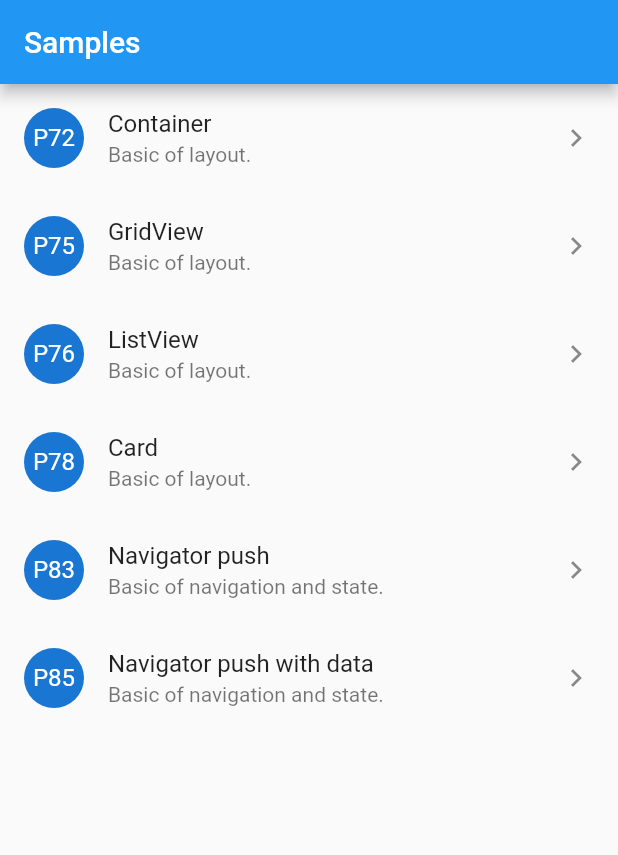
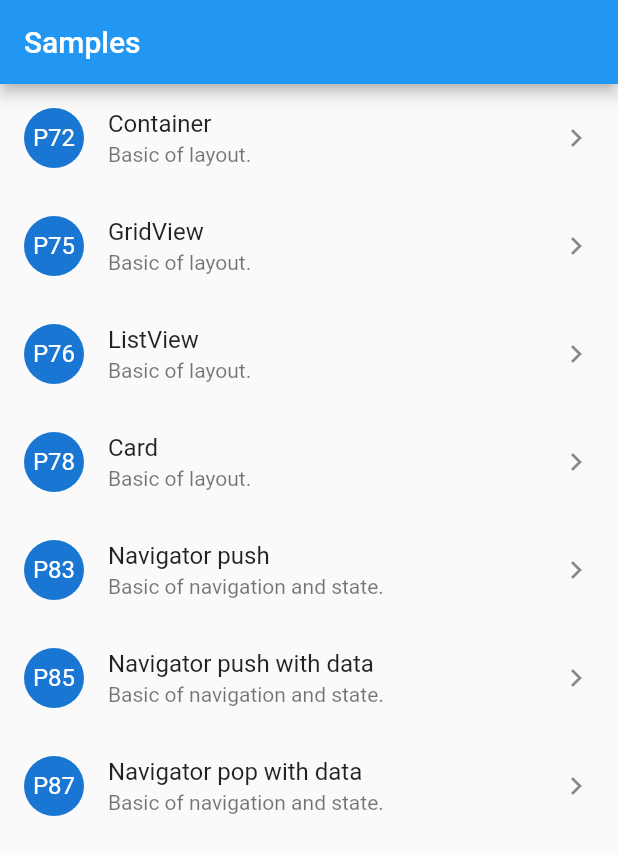
Before and after one commit to hayabusabusa/book_example_app, a Flutter app: the screen it shows after launch, on a phone screen of 412 x 824 dp. Shown: the top 855 px of the screen. Run offline on Flutter 3.47's test engine with Material 2 defaults, Android fonts, the phone set to English and light mode, and no system bars.

Commit message:
Add Navigator pop with data example screen

```diff
--- a/lib/models/home/home_cell_type.dart
+++ b/lib/models/home/home_cell_type.dart
@@ -5,5 +5,6 @@ enum HomeCellType {
   p76,
   p78,
   p83,
-  p85
+  p85,
+  p87,
 }
--- a/lib/screens/home/home_screen.dart
+++ b/lib/screens/home/home_screen.dart
@@ -12,7 +12,8 @@ class HomeScreen extends StatelessWidget {
     HomeCellType.p76,
     HomeCellType.p78,
     HomeCellType.p83,
-    HomeCellType.p85];
+    HomeCellType.p85,
+    HomeCellType.p87];
 
   // MARK: Lifecycle
 
--- a/lib/screens/home/widgets/home_list_tile.dart
+++ b/lib/screens/home/widgets/home_list_tile.dart
@@ -113,6 +113,22 @@ class HomeListTile extends StatelessWidget {
             );
           },
         );
+      case HomeCellType.p87:
+        return ListTile(
+          title: Text('Navigator pop with data'),
+          subtitle: Text('Basic of navigation and state.'),
+          leading: CircleAvatar(
+            child: Text('P87'),
+          ),
+          trailing: Icon(Icons.chevron_right),
+          onTap: () {
+            Navigator.of(context).push(
+              MaterialPageRoute(builder: (context) {
+                return P87Screen();
+              })
+            );
+          },
+        );
       default:
         return ListTile(
           title: Text('UNKNOWN'),
--- /dev/null
+++ b/lib/screens/p87/widgets/p87_widget.dart
@@ -0,0 +1 @@
+export './p87_selection_button.dart';
--- a/lib/screens/screen.dart
+++ b/lib/screens/screen.dart
@@ -6,3 +6,5 @@ export './p83/p83_screen.dart';
 export './p83/p83_detail_screen.dart';
 export './p85/p85_screen.dart';
 export './p85/p85_detail_screen.dart';
+export './p87/p87_screen.dart';
+export './p87/p87_selection_screen.dart';
```
Also changed, not shown: lib/screens/p87/p87_screen.dart (added, +17 -0 lines), lib/screens/p87/p87_selection_screen.dart (added, +39 -0 lines), lib/screens/p87/widgets/p87_selection_button.dart (added, +32 -0 lines).
